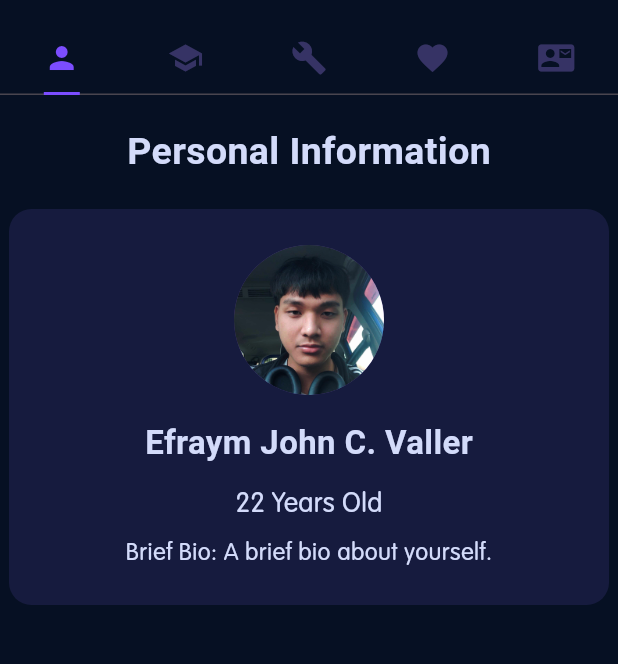
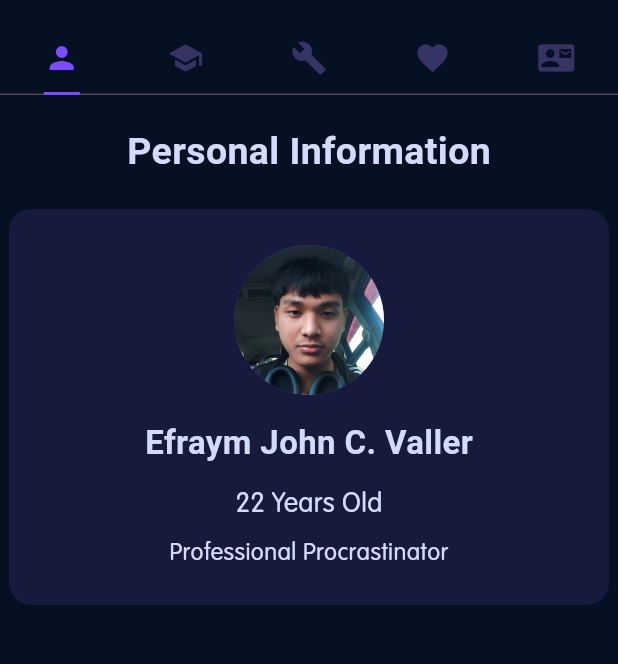
Before and after one commit to bluntdetto/flutter_application_1, a Flutter app: the screen it shows after launch, on a phone screen of 412 x 824 dp, the part 61-725 px from its top. Run offline on Flutter 3.47's test engine with Material 3 defaults, Android fonts, the phone set to English and light mode, and no system bars; Roboto replaces fonts that are missing (Hummingbird).

Commit message:
Update main.dart

```diff
--- a/lib/main.dart
+++ b/lib/main.dart
@@ -153,7 +153,7 @@ class PersonalInfoTab extends StatelessWidget {
                 Container(
                   width: double.infinity,
                   child: Text(
-                    'Brief Bio: A brief bio about yourself.',
+                    'Professional Procrastinator',
                     style: TextStyle(
                       fontSize: 16,
                       color: Color(0xFFD3DBFA),
```
